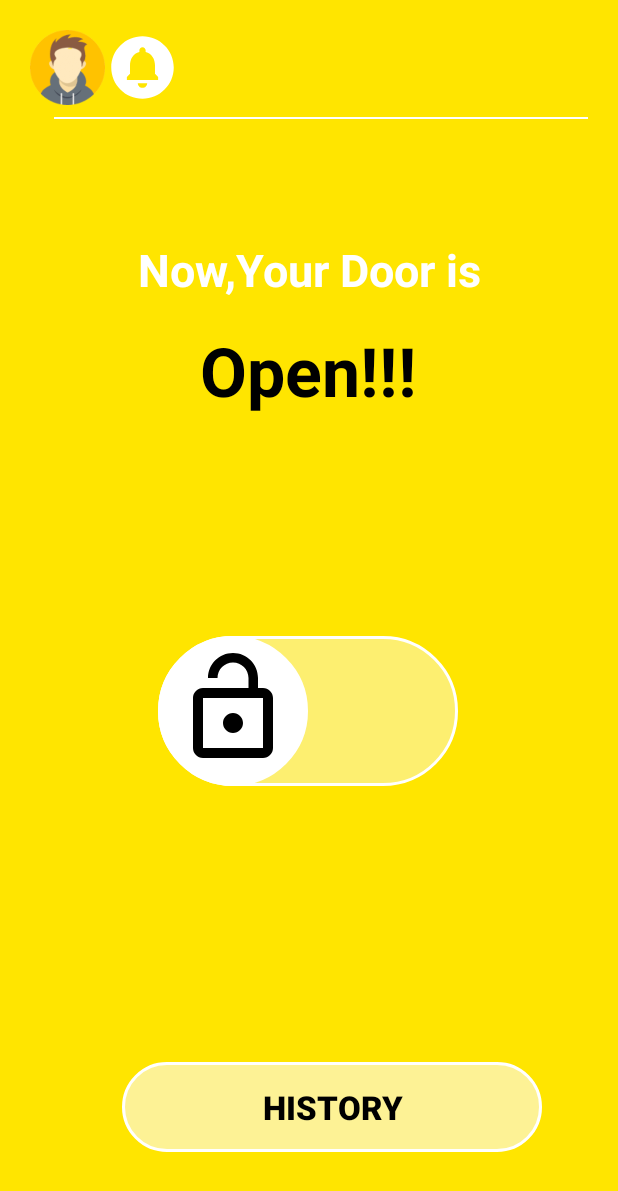
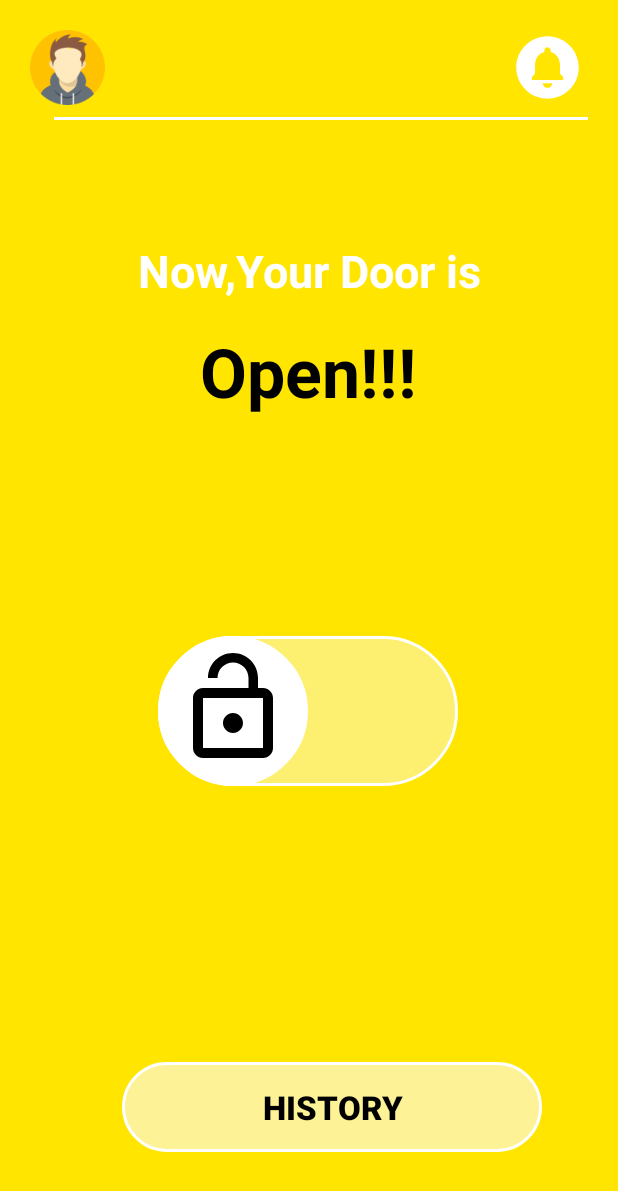
Before and after one commit to ChristhurasaRoshan/Smart-Door-Lock-System, an Android app: the MainActivity screen opened directly, with no data from a screen before it, on a phone screen of 412 x 824 dp. Shown: the top 1191 px of the screen. Run offline under Robolectric (Android 15) with nearby library versions, the phone set to English and light mode, and no system bars; our stand-ins replace Firebase (no records; nobody signed in at launch, a user with empty details on screens opened directly); 1 statement that could not run was skipped.

Commit message:
change activty main

```diff
--- a/MobilePart/app/src/main/res/layout/activity_main.xml
+++ b/MobilePart/app/src/main/res/layout/activity_main.xml
@@ -25,23 +25,23 @@
             android:layout_width="50dp"
             android:layout_height="50dp"
             android:src="@drawable/profile_photo"
-            android:layout_gravity="start"/>
-
+            android:layout_marginRight="130dp"/>
 
         <ImageView
             android:id="@+id/notification"
             android:layout_width="50dp"
             android:layout_height="50dp"
-            android:layout_gravity="end"
+            android:layout_marginLeft="140dp"
             android:src="@drawable/baseline_circle_notifications_24" />
 
     </LinearLayout>
 
 
+
     <View
         android:id="@+id/line"
         android:layout_width="match_parent"
-        android:layout_height="1dp"
+        android:layout_height="2dp"
         android:layout_marginStart="16dp"
         android:layout_marginTop="58dp"
         android:background="@color/white"
```
